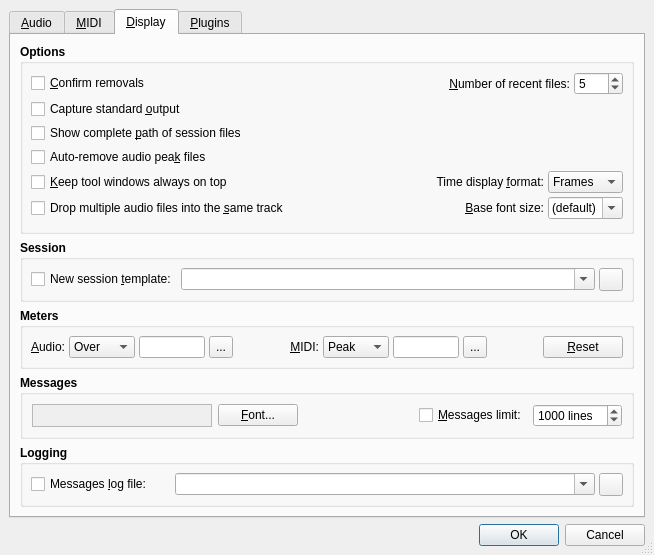
Above: src/qtractorOptionsForm.ui from rncbc/qtractor before the change. Below: the same form after it.
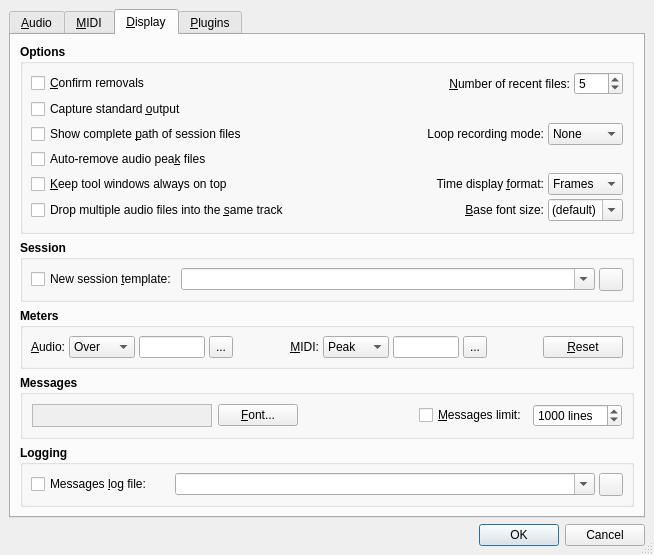
That is the form after the change. The open tabs and pages were chosen to show the change. Icons and pictures are not drawn.

Commit message: - Loop-recording/takes infrastructure integration is   sneaking in: all clips recorded under a loop/cycle   range may now get split (folded) into one or more   so-called takes. A new option is now provided, as   to select which take is about to retain after the   recording ends, either the First or the Last one.   Just turn this mode off (None) and keep with the   old recording behavior, where clips are laid out   unfolded through the timeline, as usual (see menu   View/Options.../Display/Loop recording mode).   (EXPERIMENTAL)

The edit to the form file:
```diff
--- a/src/qtractorOptionsForm.ui
+++ b/src/qtractorOptionsForm.ui
@@ -1813,7 +1813,54 @@
             </property>
            </widget>
           </item>
-          <item row="3" column="0" colspan="2" >
+		  <item row="2" column="3" >
+		   <widget class="QLabel" name="LoopRecordingModeTextLabel" >
+			<property name="font" >
+			 <font>
+			  <weight>50</weight>
+			  <bold>false</bold>
+			 </font>
+			</property>
+			<property name="text" >
+			 <string>Loop recording mode:</string>
+			</property>
+			<property name="alignment" >
+			 <set>Qt::AlignRight|Qt::AlignTrailing|Qt::AlignVCenter</set>
+			</property>
+			<property name="buddy" >
+			 <cstring>LoopRecordingModeComboBox</cstring>
+			</property>
+		   </widget>
+		  </item>
+		  <item row="2" column="4" colspan="3" >
+		   <widget class="QComboBox" name="LoopRecordingModeComboBox" >
+			<property name="font" >
+			 <font>
+			  <weight>50</weight>
+			  <bold>false</bold>
+			 </font>
+			</property>
+			<property name="toolTip" >
+			 <string>Loop recording mode (takes)</string>
+			</property>
+			<item>
+			 <property name="text" >
+			  <string>None</string>
+			 </property>
+			</item>
+			<item>
+			 <property name="text" >
+			  <string>First</string>
+			 </property>
+			</item>
+			<item>
+			 <property name="text" >
+			  <string>Last</string>
+			 </property>
+			</item>
+		   </widget>
+		  </item>
+		  <item row="3" column="0" colspan="2" >
            <widget class="QCheckBox" name="PeakAutoRemoveCheckBox" >
             <property name="font" >
              <font>
```
Left out of the diff: 1 changed line with no effect on the pictures. The commit also changes 10 other files.
